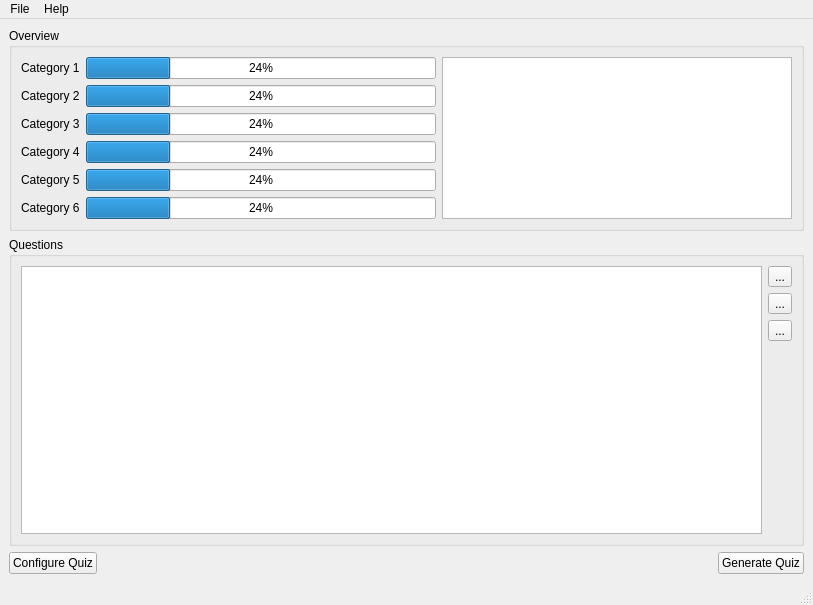
This is src/MainWindow.ui in rijun/kaktus-quiz as Qt 5 draws it before an edit. The edited form follows.
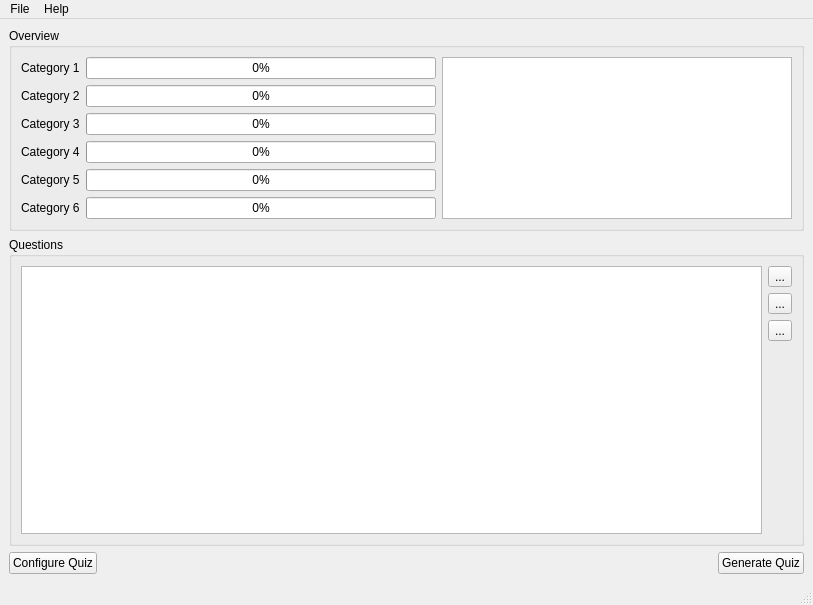
This is the edited form. Icons and pictures are not drawn.

Commit message: Progress bar list implemented

The edit to the form file:
```diff
--- a/src/MainWindow.ui
+++ b/src/MainWindow.ui
@@ -38,7 +38,7 @@
        <item row="3" column="1">
         <widget class="QProgressBar" name="cat4ProgressBar">
          <property name="value">
-          <number>24</number>
+          <number>0</number>
          </property>
         </widget>
        </item>
@@ -66,7 +66,7 @@
        <item row="0" column="1">
         <widget class="QProgressBar" name="cat1ProgressBar">
          <property name="value">
-          <number>24</number>
+          <number>0</number>
          </property>
         </widget>
        </item>
@@ -76,21 +76,21 @@
        <item row="2" column="1">
         <widget class="QProgressBar" name="cat3ProgressBar">
          <property name="value">
-          <number>24</number>
+          <number>0</number>
          </property>
         </widget>
        </item>
        <item row="4" column="1">
         <widget class="QProgressBar" name="cat5ProgressBar">
          <property name="value">
-          <number>24</number>
+          <number>0</number>
          </property>
         </widget>
        </item>
        <item row="5" column="1">
         <widget class="QProgressBar" name="cat6ProgressBar">
          <property name="value">
-          <number>24</number>
+          <number>0</number>
          </property>
         </widget>
        </item>
@@ -104,7 +104,7 @@
        <item row="1" column="1">
         <widget class="QProgressBar" name="cat2ProgressBar">
          <property name="value">
-          <number>24</number>
+          <number>0</number>
          </property>
         </widget>
        </item>
```
The commit also changes 2 other files.
